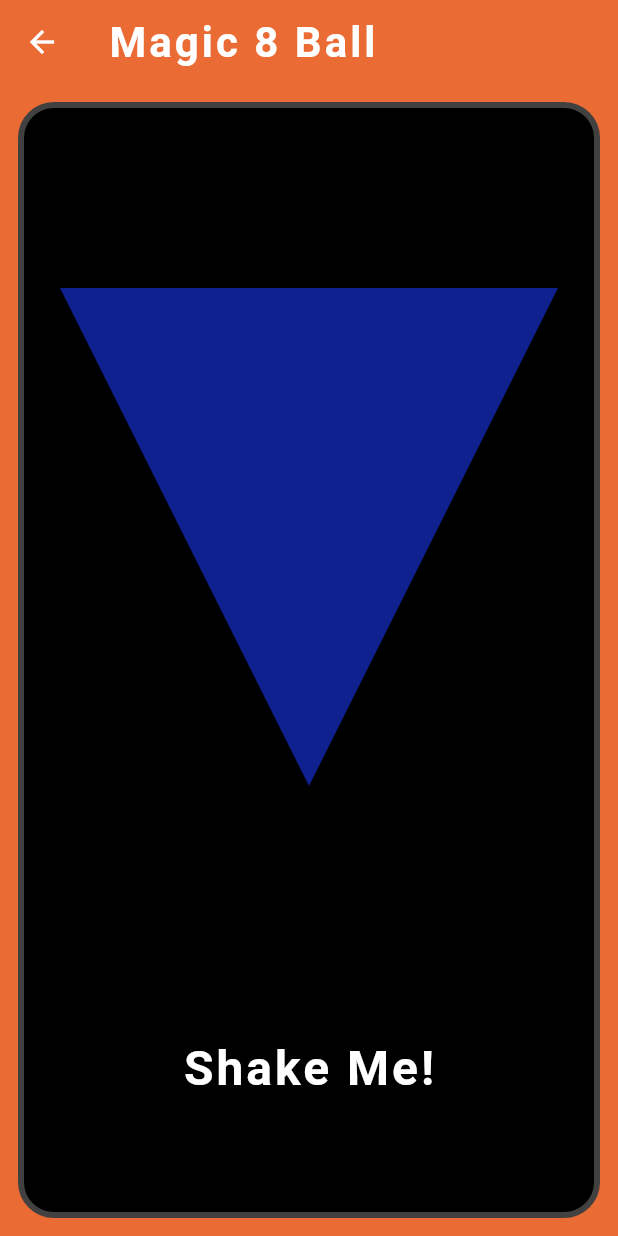
After one commit to TavinaC/Decide., a Flutter app: the screen it shows after launch, after a tap on "Magic 8 Ball", on a phone screen of 412 x 824 dp. The commit adds this screen. Run offline on Flutter 3.47's test engine with Material 3 defaults, Android fonts, the phone set to English and light mode, and no system bars; our stand-ins replace google_fonts.

Commit message:
small bug fixes + magic 8 ball base

```diff
--- a/lib/main.dart
+++ b/lib/main.dart
@@ -1,5 +1,5 @@
 import 'package:decide2/pages/coin_flip.dart';
-import 'package:decide2/pages/dice_roll.dart';
+import 'package:decide2/pages/magic_ball.dart';
 import 'package:decide2/pages/rng.dart';
 import 'package:decide2/pages/spin_wheel.dart';
 import 'package:decide2/styles/colors.dart';
@@ -45,8 +45,9 @@ class MainApp extends StatelessWidget {
         '/home': (context) => const HomePage(),
         '/rng': (context) => const RNG(),
         '/coin': (context) => const Coin(),
-        '/dice': (context) => const Dice(),
+        //'/dice': (context) => const Dice(),
         '/wheel': (context) => const Wheel(),
+        '/magic_ball': (context) => const MagicBall(),
       },
     );
   }
--- a/lib/pages/dice_roll.dart
+++ /dev/null
@@ -1,23 +0,0 @@
-import 'package:decide2/components/base_page.dart';
-import 'package:decide2/styles/colors.dart';
-import 'package:decide2/styles/sizes.dart';
-import 'package:flutter/material.dart';
-
-class Dice extends StatelessWidget {
-  const Dice({super.key});
-
-  @override
-  Widget build(BuildContext context) {
-    return BasePage(
-      title: "Dice Roll",
-      container: Container(
-        margin: EdgeInsets.all(padding),
-        decoration: BoxDecoration(
-          color: white,
-          border: Border.all(color: primaryLight, width: border),
-          borderRadius: BorderRadius.circular(radius),
-        ),
-      ),
-    );
-  }
-}
--- a/lib/pages/home.dart
+++ b/lib/pages/home.dart
@@ -11,15 +11,17 @@ class HomePage extends StatelessWidget {
     'Coin Flip',
     'Dice Roll',
     'Wheel Selector',
+    'Magic 8 Ball',
   ];
 
-  static const List<String> routes = ['/rng', '/coin', '/dice', '/wheel'];
+  static const List<String> routes = ['/rng', '/coin', '/dice', '/wheel', '/magic_ball'];
 
   static const List<String> images = [
     'assets/rng.png',
     'assets/coin.png',
     'assets/dice.png',
     'assets/wheel.png',
+    'assets/dice.png',
   ];
 
   @override
@@ -53,9 +55,9 @@ class HomePage extends StatelessWidget {
                 spacing: padding,
                 children: [
                   HomeButtons(
-                    text: buttons[2],
-                    route: routes[2],
-                    img: images[2],
+                    text: buttons[4],
+                    route: routes[4],
+                    img: images[4],
                   ),
                   HomeButtons(
                     text: buttons[3],
--- /dev/null
+++ b/lib/pages/magic_ball.dart
@@ -0,0 +1,179 @@
+import 'package:decide2/components/base_page.dart';
+import 'package:decide2/styles/colors.dart';
+import 'package:decide2/styles/sizes.dart';
+import 'package:flutter/material.dart';
+import 'dart:math';
+import 'package:google_fonts/google_fonts.dart';
+
+class MagicBall extends StatelessWidget {
+  const MagicBall({super.key});
+
+  @override
+  Widget build(BuildContext context) {
+    return BasePage(
+      title: "Magic 8 Ball",
+      container: Container(
+        constraints: const BoxConstraints.expand(),
+        padding: EdgeInsets.all(2*padding),
+        margin: EdgeInsets.all(padding),
+        decoration: BoxDecoration(
+          color: black,
+          border: Border.all(color: greyDark, width: border),
+          borderRadius: BorderRadius.circular(radius),
+        ),
+        child: MagicBallManager(),
+      ),
+    );
+  }
+}
+
+class MagicBallManager extends StatefulWidget {
+  const MagicBallManager({super.key});
+
+  @override
+  State<MagicBallManager> createState() => _MagicBallState();
+}
+
+class _MagicBallState extends State<MagicBallManager>
+    with SingleTickerProviderStateMixin {
+  String answer = "";
+  late int index;
+  bool _visible = true;
+
+  List<String> answerList = ["Yes", "No", "Better Luck \nNext Time"];
+
+  @override
+  void initState() {
+    super.initState();
+  }
+
+  @override
+  Widget build(Object context) {
+    return GestureDetector(
+      behavior: HitTestBehavior.opaque,
+      onPanStart:(details) {
+        setState(() {
+          _visible = false;
+        });
+      },
+      onPanEnd: (details) async {
+        index = Random().nextInt(answerList.length);
+        answer = answerList[index];
+        setState(() {
+          _visible = true;
+        });
+
+      },
+      child: Column(
+        crossAxisAlignment: CrossAxisAlignment.stretch,
+        mainAxisAlignment: MainAxisAlignment.spaceAround,
+        children: [
+          SizedBox(height: 8*padding,),
+          Expanded(
+            /*child: ClipPath(
+              clipper: TriangleClipper(),
+              child: Container(
+                padding: EdgeInsets.only(top: 3*padding),
+                alignment: Alignment.topCenter,
+                color: blue,
+                    child: FittedBox(
+                    fit: BoxFit.contain,
+                    child: Text(
+                      answer,
+                      textAlign: TextAlign.center,
+                      style: GoogleFonts.pixelifySans(
+                        color: white,
+                        fontWeight: FontWeight.normal,
+                        fontSize: 28
+                        ),
+                      softWrap: true,
+                    ),
+                    ),
+              ),
+            ),*/
+            child: AnimatedOpacity(
+              opacity: _visible ? 1.0 : 0.0,
+              duration: _visible ? const Duration(milliseconds: 500): const Duration(milliseconds: 100),
+              child: CustomPaint(
+              painter: TrianglePainter(text:answer),
+            ))
+          ),
+          Container(
+            height: 6 * padding,
+            margin: EdgeInsets.all(padding),
+            child: Center(
+              child: Text(
+                "Shake Me!",
+                style: TextStyle(color: white, fontSize: 32),
+              ),
+            ),
+          ),
+          SizedBox(height: 2*padding,),
+        ],
+      ),
+    );
+  }
+}
+
+class TriangleClipper extends CustomClipper<Path> {
+  @override
+  Path getClip(Size size) {
+    Path path = Path();
+    path.moveTo(0, 0); // Bottom left
+    path.lineTo(size.width, 0); // Bottom right
+    path.lineTo(size.width / 2, size.width); // Top center
+    path.close();
+    return path;
+  }
+
+  @override
+  bool shouldReclip(covariant CustomClipper<Path> oldClipper) {
+    return false;
+  }
+}
+
+class TrianglePainter extends CustomPainter {
+  String text;
+
+  TrianglePainter({required this.text});
+
+  @override
+  void paint(Canvas canvas, Size size) {
+    final paint = Paint()
+    ..color = blue
+    ..style = PaintingStyle.fill;
+
+    final path = Path();
+    path.moveTo(0, 0); // Bottom left
+    path.lineTo(size.width, 0); // Bottom right
+    path.lineTo(size.width / 2, size.width); // Top center
+    path.close();
+
+    final textPainter = TextPainter(
+      text: TextSpan(
+        text: text,
+        style: GoogleFonts.pixelifySans(
+          color: white,
+          fontWeight: FontWeight.normal,
+          fontSize: 28
+        ),
+      ),
+      textDirection: TextDirection.ltr,
+      textAlign: TextAlign.center,
+    );
+
+    canvas.drawPath(path, paint);
+    textPainter.layout(maxWidth: size.width-padding);
+    final offset = Offset(
+      (size.width - textPainter.width) / 2, // Center horizontally
+      (size.width - textPainter.height) / 3, // Center vertically
+    );
+    textPainter.paint(canvas, offset);
+
+  }
+
+  @override
+  bool shouldRepaint(CustomPainter oldDelegate) {
+    return oldDelegate is TrianglePainter && oldDelegate.text != text;
+  }
+}
--- a/lib/pages/rng.dart
+++ b/lib/pages/rng.dart
@@ -38,6 +38,7 @@ class _NumberGenerator extends State<NumberGenerator> {
   final TextEditingController _num1 = TextEditingController();
   final TextEditingController _num2 = TextEditingController();
   static String rand = "";
+  final formKey = GlobalKey<FormState>();
 
   @override
   void initState() {
@@ -54,7 +55,6 @@ class _NumberGenerator extends State<NumberGenerator> {
 
   @override
   Widget build(BuildContext context) {
-    final formKey = GlobalKey<FormState>();
 
     return Container(
       constraints: const BoxConstraints.expand(),
```
Also changed, not shown: 1 other file.
